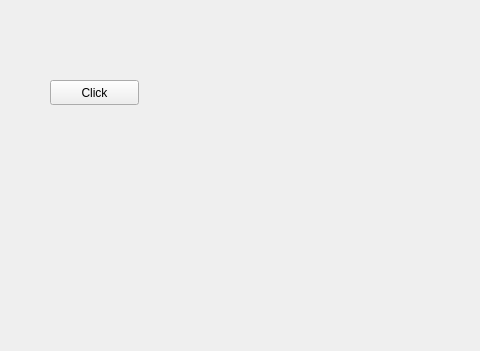
Qt form mainwindow.ui (lhf552004/QtCplusplusDemo) before a commit; both pictures show x 110 to 590 and y 0 to 351 of the 800 by 600 pixel window.
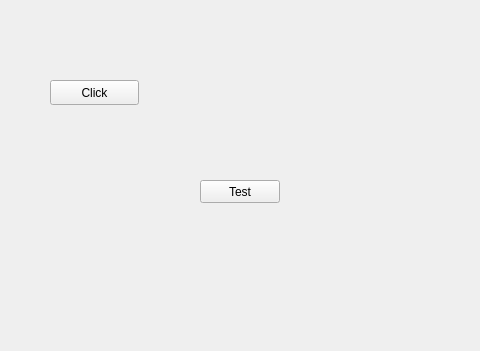
The same form after that commit.

Diff of the .ui file:
```diff
--- a/mainwindow.ui
+++ b/mainwindow.ui
@@ -27,6 +27,19 @@
      <string>Click</string>
     </property>
    </widget>
+   <widget class="QPushButton" name="secondButton">
+    <property name="geometry">
+     <rect>
+      <x>310</x>
+      <y>180</y>
+      <width>80</width>
+      <height>23</height>
+     </rect>
+    </property>
+    <property name="text">
+     <string>Test</string>
+    </property>
+   </widget>
   </widget>
   <widget class="QMenuBar" name="menubar">
    <property name="geometry">
```
Left out of the diff: 2 changed lines with no effect on the pictures.
